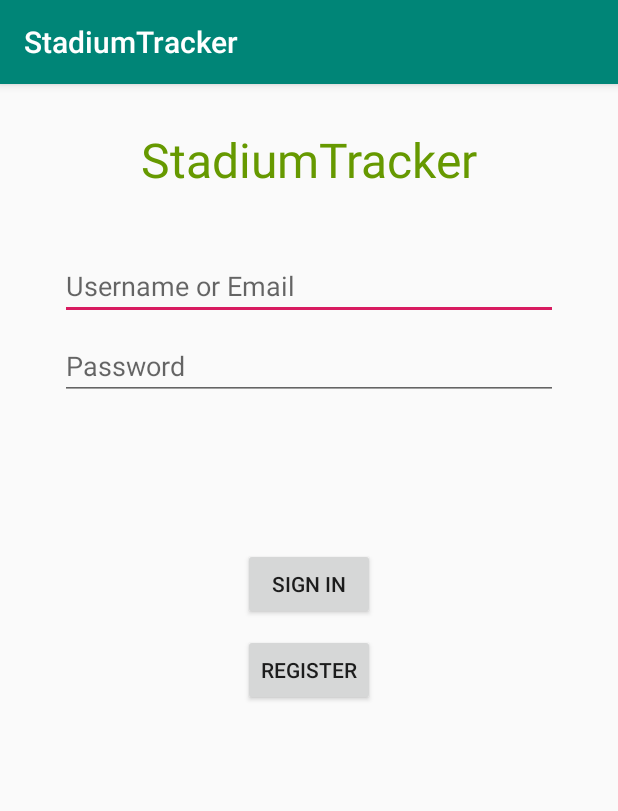
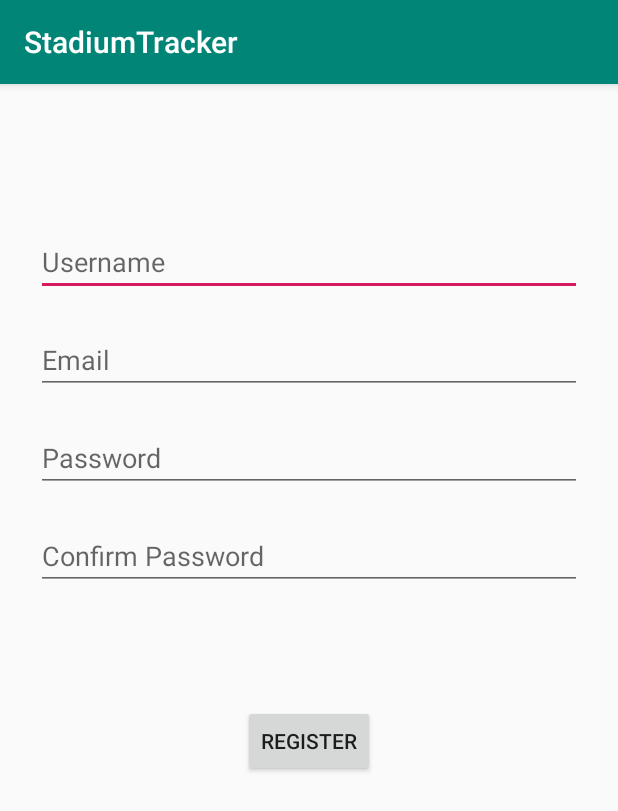
Before and after one commit to nnasta3/StadiumTracker, an Android app: the screen it shows after launch (MainActivity before the commit, SignUpActivity after it), after a tap on "REGISTER", on a phone screen of 412 x 824 dp. Shown: the top 811 px of the screen. Run offline under Robolectric (Android 15) with nearby library versions, the phone set to English and light mode, and no system bars.

Commit message:
Sign Up Page UI Initialized

```diff
--- a/Android/app/src/main/AndroidManifest.xml
+++ b/Android/app/src/main/AndroidManifest.xml
@@ -9,7 +9,8 @@
         android:roundIcon="@mipmap/ic_launcher_round"
         android:supportsRtl="true"
         android:theme="@style/AppTheme">
-        <activity android:name=".MainActivity">
+        <activity android:name=".SignUpActivity"></activity>
+        <activity android:name=".LoginActivity">
             <intent-filter>
                 <action android:name="android.intent.action.MAIN" />
 
--- a/Android/app/src/main/java/com/example/stadiumtracker/MainActivity.java
+++ b/Android/app/src/main/java/com/example/stadiumtracker/LoginActivity.java
@@ -1,12 +1,13 @@
 package com.example.stadiumtracker;
 
+import android.content.Intent;
 import android.support.v7.app.AppCompatActivity;
 import android.os.Bundle;
 import android.view.View;
 import android.widget.EditText;
 import android.widget.Toast;
 
-public class MainActivity extends AppCompatActivity {
+public class LoginActivity extends AppCompatActivity {
 
     EditText usernameField;
     EditText passwordField;
@@ -14,10 +15,10 @@ public class MainActivity extends AppCompatActivity {
     @Override
     protected void onCreate(Bundle savedInstanceState) {
         super.onCreate(savedInstanceState);
-        setContentView(R.layout.activity_main);
+        setContentView(R.layout.activity_login);
 
-         usernameField = (EditText) findViewById(R.id.username);
-         passwordField = (EditText) findViewById(R.id.password);
+         usernameField = (EditText) findViewById(R.id.username_login);
+         passwordField = (EditText) findViewById(R.id.password_login);
     }
 
     public void loginHandler(View v){
@@ -38,6 +39,8 @@ public class MainActivity extends AppCompatActivity {
 
     public void registerHandler(View v){
         //TODO: send to signup activity
-        Toast.makeText(getApplicationContext(),"Send to register page would occur here",Toast.LENGTH_SHORT).show();
+        //Toast.makeText(getApplicationContext(),"Send to register page would occur here",Toast.LENGTH_SHORT).show();
+        Intent intent = new Intent(this,SignUpActivity.class);
+        startActivity(intent);
     }
 }
--- /dev/null
+++ b/Android/app/src/main/java/com/example/stadiumtracker/SignUpActivity.java
@@ -0,0 +1,18 @@
+package com.example.stadiumtracker;
+
+import android.support.v7.app.AppCompatActivity;
+import android.os.Bundle;
+import android.view.View;
+
+public class SignUpActivity extends AppCompatActivity {
+
+    @Override
+    protected void onCreate(Bundle savedInstanceState) {
+        super.onCreate(savedInstanceState);
+        setContentView(R.layout.activity_sign_up);
+    }
+
+    public void signUpHandler(View v){
+        //TODO: Handle Checking The Fields Here
+    }
+}
--- a/Android/app/src/main/res/layout/activity_main.xml
+++ b/Android/app/src/main/res/layout/activity_login.xml
@@ -17,12 +17,12 @@
         android:text="@string/app_name"
         android:textSize="32dp"
         android:textColor="@android:color/holo_green_dark"
-        app:layout_constraintBottom_toTopOf="@+id/username"
+        app:layout_constraintBottom_toTopOf="@+id/username_login"
         app:layout_constraintEnd_toEndOf="parent"
         app:layout_constraintStart_toStartOf="parent" />
 
     <EditText
-        android:id="@+id/username"
+        android:id="@+id/username_login"
         android:layout_width="0dp"
         android:layout_height="wrap_content"
         android:layout_marginStart="24dp"
@@ -37,7 +37,7 @@
         app:layout_constraintTop_toTopOf="parent" />
 
     <EditText
-        android:id="@+id/password"
+        android:id="@+id/password_login"
         android:layout_width="0dp"
         android:layout_height="wrap_content"
         android:layout_marginStart="24dp"
@@ -51,7 +51,7 @@
         android:selectAllOnFocus="true"
         app:layout_constraintEnd_toEndOf="parent"
         app:layout_constraintStart_toStartOf="parent"
-        app:layout_constraintTop_toBottomOf="@+id/username" />
+        app:layout_constraintTop_toBottomOf="@+id/username_login" />
 
     <Button
         android:id="@+id/login"
@@ -66,7 +66,7 @@
         app:layout_constraintBottom_toBottomOf="parent"
         app:layout_constraintEnd_toEndOf="parent"
         app:layout_constraintStart_toStartOf="parent"
-        app:layout_constraintTop_toBottomOf="@+id/password"
+        app:layout_constraintTop_toBottomOf="@+id/password_login"
         app:layout_constraintVertical_bias="0.2"
         android:onClick="loginHandler"/>
 
@@ -83,7 +83,7 @@
         app:layout_constraintBottom_toBottomOf="parent"
         app:layout_constraintEnd_toEndOf="parent"
         app:layout_constraintStart_toStartOf="parent"
-        app:layout_constraintTop_toBottomOf="@+id/password"
+        app:layout_constraintTop_toBottomOf="@+id/password_login"
         app:layout_constraintVertical_bias="0.2"
         android:onClick="registerHandler"/>
 
--- /dev/null
+++ b/Android/app/src/main/res/layout/activity_sign_up.xml
@@ -0,0 +1,92 @@
+<?xml version="1.0" encoding="utf-8"?>
+<android.support.constraint.ConstraintLayout xmlns:android="http://schemas.android.com/apk/res/android"
+    xmlns:app="http://schemas.android.com/apk/res-auto"
+    xmlns:tools="http://schemas.android.com/tools"
+    android:layout_width="match_parent"
+    android:layout_height="match_parent"
+    tools:context=".SignUpActivity">
+
+    <!-- Needed Stuff
+            1. Username Field
+            2. Email Field
+            3. Password Field
+            4. Other Shit?
+            5. Confirm Button
+    -->
+    <EditText
+        android:id="@+id/username_sign_up"
+        android:layout_width="0dp"
+        android:layout_height="wrap_content"
+        android:layout_marginStart="24dp"
+        android:layout_marginTop="96dp"
+        android:layout_marginEnd="24dp"
+
+        android:hint="@string/prompt_username"
+        android:inputType="text"
+        android:selectAllOnFocus="true"
+        app:layout_constraintEnd_toEndOf="parent"
+        app:layout_constraintStart_toStartOf="parent"
+        app:layout_constraintTop_toTopOf="parent" />
+
+    <EditText
+        android:id="@+id/email_sign_up"
+        android:layout_width="0dp"
+        android:layout_height="wrap_content"
+        android:layout_marginStart="24dp"
+        android:layout_marginTop="20dp"
+        android:layout_marginEnd="24dp"
+
+        android:hint="@string/prompt_email"
+        android:inputType="textEmailAddress"
+        android:selectAllOnFocus="true"
+        app:layout_constraintEnd_toEndOf="parent"
+        app:layout_constraintStart_toStartOf="parent"
+        app:layout_constraintTop_toBottomOf="@id/username_sign_up" />
+
+    <EditText
+        android:id="@+id/password_sign_up"
+        android:layout_width="0dp"
+        android:layout_height="wrap_content"
+        android:layout_marginStart="24dp"
+        android:layout_marginTop="20dp"
+        android:layout_marginEnd="24dp"
+
+        android:hint="@string/prompt_password"
+        android:inputType="textPassword"
+        android:selectAllOnFocus="true"
+        app:layout_constraintEnd_toEndOf="parent"
+        app:layout_constraintStart_toStartOf="parent"
+        app:layout_constraintTop_toBottomOf="@id/email_sign_up" />
+
+    <EditText
+        android:id="@+id/password_confirm_sign_up"
+        android:layout_width="0dp"
+        android:layout_height="wrap_content"
+        android:layout_marginStart="24dp"
+        android:layout_marginTop="20dp"
+        android:layout_marginEnd="24dp"
+
+        android:hint="@string/prompt_password_confirm"
+        android:inputType="textPassword"
+        android:selectAllOnFocus="true"
+        app:layout_constraintEnd_toEndOf="parent"
+        app:layout_constraintStart_toStartOf="parent"
+        app:layout_constraintTop_toBottomOf="@id/password_sign_up" />
+
+    <Button
+        android:id="@+id/sign_up"
+        android:layout_width="wrap_content"
+        android:layout_height="wrap_content"
+        android:layout_gravity="start"
+        android:layout_marginStart="48dp"
+        android:layout_marginTop="16dp"
+        android:layout_marginEnd="48dp"
+        android:layout_marginBottom="64dp"
+        android:text="@string/action_register"
+        app:layout_constraintBottom_toBottomOf="parent"
+        app:layout_constraintEnd_toEndOf="parent"
+        app:layout_constraintStart_toStartOf="parent"
+        app:layout_constraintTop_toBottomOf="@+id/password_confirm_sign_up"
+        app:layout_constraintVertical_bias="0.2"
+        android:onClick="signUpHandler"/>
+</android.support.constraint.ConstraintLayout>
--- a/Android/app/src/main/res/values/strings.xml
+++ b/Android/app/src/main/res/values/strings.xml
@@ -1,7 +1,10 @@
 <resources>
     <string name="app_name">StadiumTracker</string>
     <string name="prompt_login">Username or Email</string>
+    <string name="prompt_username">Username</string>
+    <string name="prompt_email">Email</string>
     <string name="prompt_password">Password</string>
+    <string name="prompt_password_confirm">Confirm Password</string>
     <string name="action_sign_in_short">Username or Email</string>
     <string name="action_sign_in">Sign In</string>
     <string name="action_register">Register</string>
```
